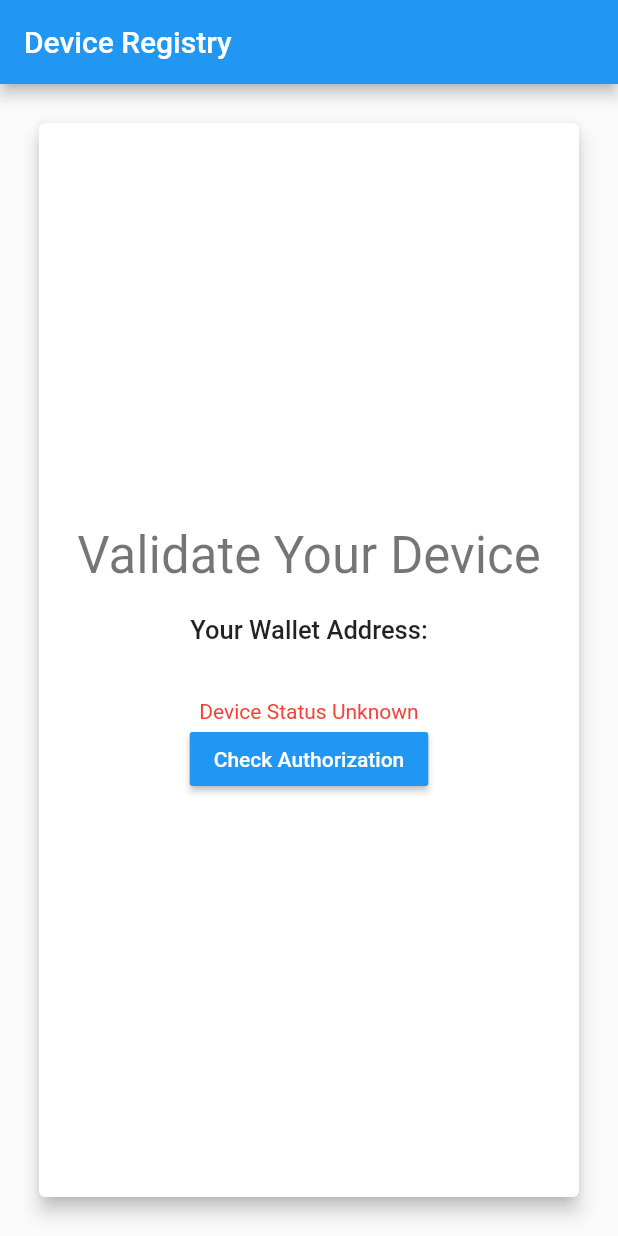
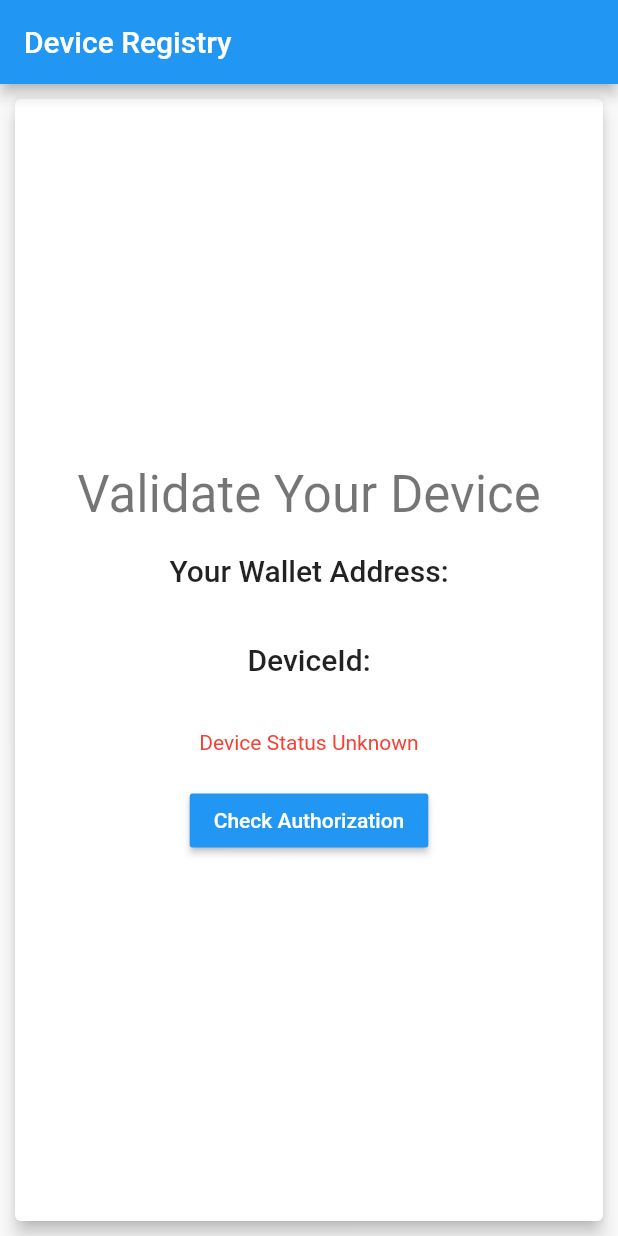
Before and after one commit to mhishami/devreg, a Flutter app: the screen it shows after launch, after a tap on "Check Authorization", on a phone screen of 412 x 824 dp. Run offline on Flutter 3.47's test engine with Material 2 defaults, Android fonts, the phone set to English and light mode, and no system bars; our stand-ins replace device_info, flutter_dotenv; missing offline and left inert: wallet_hd, web3dart.

Commit message:
Added deviceId in init

```diff
--- a/lib/pages/home_page.dart
+++ b/lib/pages/home_page.dart
@@ -17,6 +17,8 @@ class HomePage extends StatefulWidget {
 class _HomePageState extends State<HomePage> {
   EthPrivateKey privKey;
   EthereumAddress ethAddress;
+  String deviceId = '';
+
   bool deviceIsValid = false;
   bool hasValidated = false;
   String errorMessage = 'Device Is Unregistered';
@@ -25,6 +27,7 @@ class _HomePageState extends State<HomePage> {
   void initState() {
     super.initState();
     prepareAddress();
+    initDeviceId();
   }
 
   @override
@@ -38,11 +41,12 @@ class _HomePageState extends State<HomePage> {
   buildContent(BuildContext context) {
     final theme = Theme.of(context).textTheme;
 
-    return Container(
-      margin: EdgeInsets.all(22),
-      width: double.infinity,
-      child: Card(
-        elevation: 5.0,
+    return Card(
+      elevation: 5.0,
+      margin: EdgeInsets.all(10),
+      child: Container(
+        width: double.infinity,
+        padding: EdgeInsets.all(22),
         child: Column(
           mainAxisAlignment: MainAxisAlignment.center,
           crossAxisAlignment: CrossAxisAlignment.center,
@@ -55,14 +59,25 @@ class _HomePageState extends State<HomePage> {
             SizedBox(height: 20),
             Text(
               'Your Wallet Address:',
-              style: theme.headline6.apply(fontSizeDelta: -3),
+              style: theme.headline6,
             ),
             SizedBox(
-                width: 200,
-                child: Text(
-                  '${ethAddress?.hexEip55}',
-                  textAlign: TextAlign.center,
-                )),
+              width: 200,
+              child: Text(
+                '${ethAddress?.hexEip55}',
+                textAlign: TextAlign.center,
+                // overflow: TextOverflow.ellipsis,
+              ),
+            ),
+            SizedBox(height: 20),
+            Text(
+              'DeviceId:',
+              style: theme.headline6,
+            ),
+            Text(
+              deviceId,
+              overflow: TextOverflow.ellipsis,
+            ),
             SizedBox(height: 20),
             deviceIsValid
                 ? Text(
@@ -72,6 +87,7 @@ class _HomePageState extends State<HomePage> {
                   )
                 : Text(hasValidated ? errorMessage : 'Device Status Unknown',
                     style: TextStyle(color: Colors.red)),
+            SizedBox(height: 20),
             RaisedButton(
               onPressed: () => checkDevice(),
               textColor: Colors.white,
@@ -102,7 +118,6 @@ class _HomePageState extends State<HomePage> {
     final owner = await repo.getOwner();
     print('owner: $owner');
 
-    final deviceId = await getDeviceId();
     final result = await repo.checkDevice(ethAddress, deviceId);
     print('result: $result');
 
@@ -112,14 +127,18 @@ class _HomePageState extends State<HomePage> {
     });
   }
 
-  Future<String> getDeviceId() async {
+  Future<void> initDeviceId() async {
     final deviceInfo = DeviceInfoPlugin();
     if (Platform.isIOS) {
       final iosInfo = await deviceInfo.iosInfo;
-      return iosInfo.identifierForVendor;
+      setState(() {
+        deviceId = iosInfo.identifierForVendor;
+      });
     } else {
       final androidInfo = await deviceInfo.androidInfo;
-      return androidInfo.androidId;
+      setState(() {
+        deviceId = androidInfo.androidId;
+      });
     }
   }
 }
```
Also changed, not shown: 2 other files.
